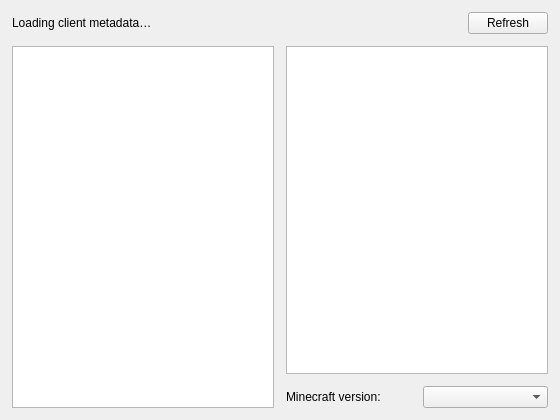
Above: launcher/ui/pages/modplatform/hackclients/HackClientsPage.ui from Thravok/Arsenal-Launcher before the change. Below: the same form after it.
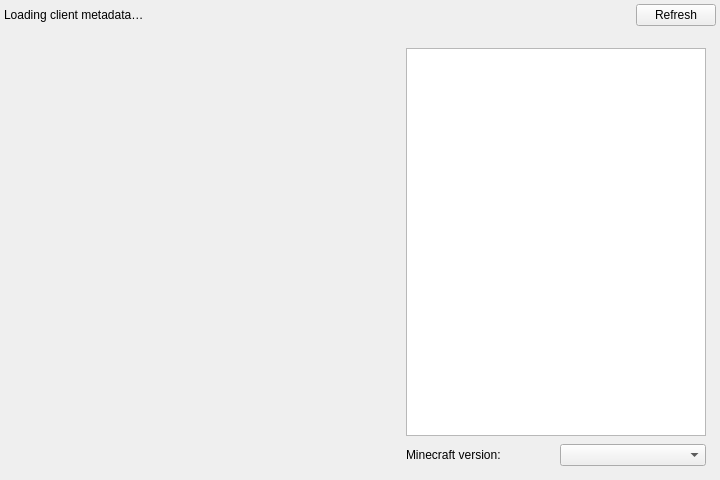
That is the form after the change.

```diff
--- a/launcher/ui/pages/modplatform/hackclients/HackClientsPage.ui
+++ b/launcher/ui/pages/modplatform/hackclients/HackClientsPage.ui
@@ -6,8 +6,8 @@
    <rect>
     <x>0</x>
     <y>0</y>
-    <width>560</width>
-    <height>420</height>
+    <width>720</width>
+    <height>480</height>
    </rect>
   </property>
   <layout class="QVBoxLayout" name="verticalLayout">
@@ -15,16 +15,16 @@
     <number>12</number>
    </property>
    <property name="leftMargin">
-    <number>12</number>
+    <number>4</number>
    </property>
    <property name="topMargin">
-    <number>12</number>
+    <number>4</number>
    </property>
    <property name="rightMargin">
-    <number>12</number>
+    <number>4</number>
    </property>
    <property name="bottomMargin">
-    <number>12</number>
+    <number>4</number>
    </property>
    <item>
     <layout class="QHBoxLayout" name="headerLayout">
@@ -64,21 +64,52 @@
    </item>
    <item>
     <layout class="QHBoxLayout" name="contentLayout">
+     <property name="spacing">
+      <number>12</number>
+     </property>
      <item>
-      <widget class="QListWidget" name="clientList">
-       <property name="objectName">
-        <string>clientList</string>
+      <widget class="QScrollArea" name="clientCatalog">
+       <property name="frameShape">
+        <enum>QFrame::NoFrame</enum>
        </property>
+       <property name="widgetResizable">
+        <bool>true</bool>
+       </property>
+       <property name="horizontalScrollBarPolicy">
+        <enum>Qt::ScrollBarAlwaysOff</enum>
+       </property>
+      </widget>
+     </item>
+     <item>
+      <widget class="QFrame" name="hackClientDetail">
        <property name="minimumSize">
         <size>
-         <width>160</width>
+         <width>240</width>
          <height>0</height>
         </size>
        </property>
-      </widget>
-     </item>
-     <item>
+       <property name="maximumSize">
+        <size>
+         <width>320</width>
+         <height>16777215</height>
+        </size>
+       </property>
       <layout class="QVBoxLayout" name="detailLayout">
+        <property name="spacing">
+         <number>8</number>
+        </property>
+        <property name="leftMargin">
+         <number>10</number>
+        </property>
+        <property name="topMargin">
+         <number>10</number>
+        </property>
+        <property name="rightMargin">
+         <number>10</number>
+        </property>
+        <property name="bottomMargin">
+         <number>10</number>
+        </property>
        <item>
         <widget class="QTextBrowser" name="descriptionBrowser">
          <property name="openExternalLinks">
@@ -101,6 +132,7 @@
         </layout>
        </item>
       </layout>
+      </widget>
      </item>
     </layout>
    </item>
```
Lines whose indentation alone changed are shown as unchanged.
